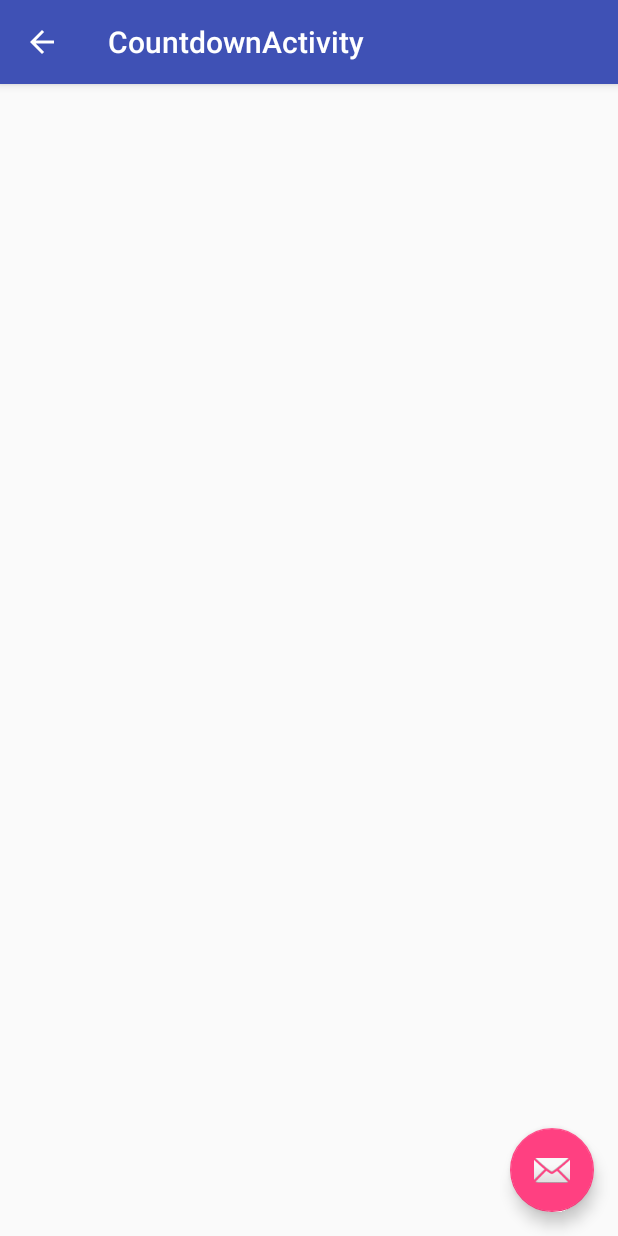
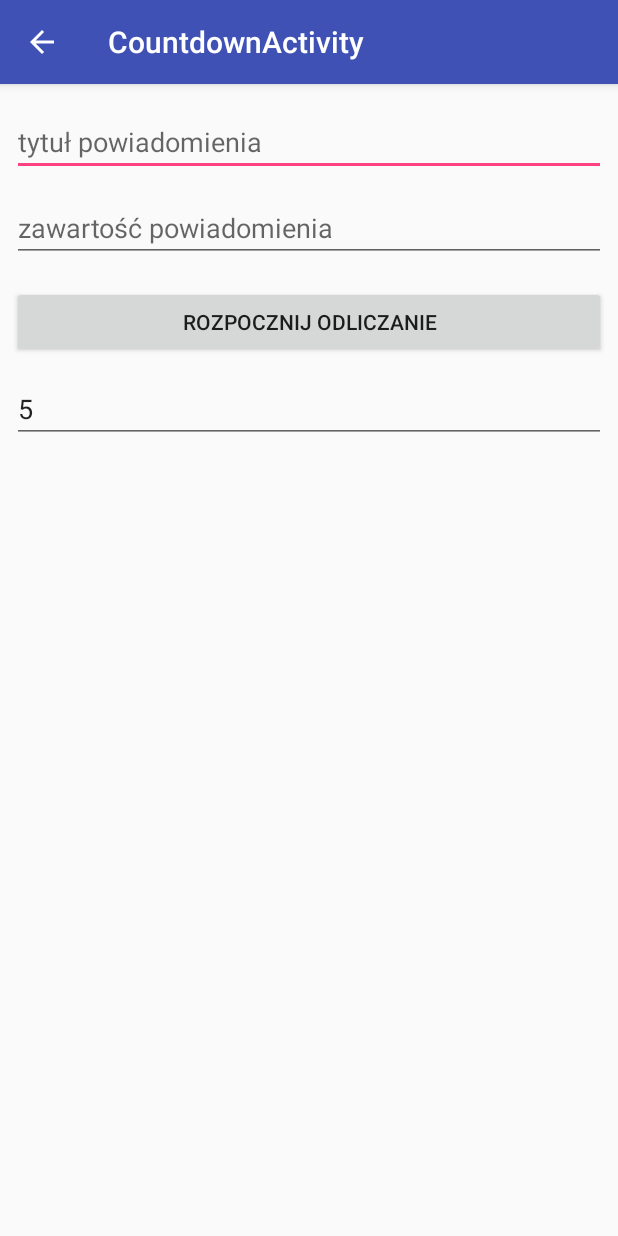
Before and after one commit to KSwie/AndroidStudioApp, an Android app: the CountdownActivity screen opened directly, with no data from a screen before it, on a phone screen of 412 x 824 dp. Run offline under Robolectric (Android 15) with nearby library versions, the phone set to English and light mode, and no system bars.

Commit message:
up 22.03

```diff
--- a/app/src/main/java/com/example/kamil/aplikacja/TestActivity.java
+++ b/app/src/main/java/com/example/kamil/aplikacja/TestActivity.java
@@ -30,6 +30,12 @@ public class TestActivity extends AppCompatActivity {
 
     public void listaNotatek(View view) {
         Intent intent = new Intent(TestActivity.this,NotatkiActivity.class);
+
+        startActivity(intent);
+    }
+
+    public void countdownClick(View view) {
+        Intent intent =  new Intent(TestActivity.this,CountdownActivity.class);
         startActivity(intent);
     }
 }
--- a/app/src/main/res/layout/activity_countdown.xml
+++ b/app/src/main/res/layout/activity_countdown.xml
@@ -22,12 +22,5 @@
 
     <include layout="@layout/content_countdown" />
 
-    <android.support.design.widget.FloatingActionButton
-        android:id="@+id/fab"
-        android:layout_width="wrap_content"
-        android:layout_height="wrap_content"
-        android:layout_gravity="bottom|end"
-        android:layout_margin="@dimen/fab_margin"
-        app:srcCompat="@android:drawable/ic_dialog_email" />
 
 </android.support.design.widget.CoordinatorLayout>
--- a/app/src/main/res/layout/content_countdown.xml
+++ b/app/src/main/res/layout/content_countdown.xml
@@ -2,10 +2,68 @@
 <android.support.constraint.ConstraintLayout xmlns:android="http://schemas.android.com/apk/res/android"
     xmlns:app="http://schemas.android.com/apk/res-auto"
     xmlns:tools="http://schemas.android.com/tools"
+    android:id="@+id/relativeLayout"
     android:layout_width="match_parent"
     android:layout_height="match_parent"
     app:layout_behavior="@string/appbar_scrolling_view_behavior"
     tools:context="com.example.kamil.aplikacja.CountdownActivity"
+    tools:layout_editor_absoluteY="81dp"
     tools:showIn="@layout/activity_countdown">
 
+    <EditText
+        android:id="@+id/notifyTitle"
+        android:layout_width="0dp"
+        android:layout_height="wrap_content"
+        android:layout_marginEnd="8dp"
+        android:layout_marginStart="8dp"
+        android:layout_marginTop="16dp"
+        android:ems="10"
+        android:hint="@string/notifyHint"
+        android:inputType="textPersonName"
+        app:layout_constraintEnd_toEndOf="parent"
+        app:layout_constraintStart_toStartOf="parent"
+        app:layout_constraintTop_toTopOf="parent" />
+
+    <EditText
+        android:id="@+id/notifyBody"
+        android:layout_width="0dp"
+        android:layout_height="wrap_content"
+        android:layout_marginEnd="8dp"
+        android:layout_marginStart="8dp"
+        android:layout_marginTop="12dp"
+        android:ems="10"
+        android:inputType="textPersonName"
+        android:hint="@string/notifyBdy"
+        app:layout_constraintEnd_toEndOf="parent"
+        app:layout_constraintStart_toStartOf="parent"
+        app:layout_constraintTop_toBottomOf="@+id/notifyTitle" />
+
+    <Button
+        android:id="@+id/startBtn"
+        android:layout_width="0dp"
+        android:layout_height="wrap_content"
+        android:layout_marginEnd="8dp"
+        android:layout_marginStart="8dp"
+        android:layout_marginTop="16dp"
+        android:onClick="startCountDownClick"
+        android:text="@string/startCountdown"
+        app:layout_constraintEnd_toEndOf="parent"
+        app:layout_constraintStart_toStartOf="parent"
+        app:layout_constraintTop_toBottomOf="@+id/notifyBody" />
+
+    <EditText
+        android:id="@+id/notifyValue"
+        android:layout_width="0dp"
+        android:layout_height="wrap_content"
+        android:layout_marginEnd="8dp"
+        android:layout_marginStart="8dp"
+        android:layout_marginTop="11dp"
+        android:ems="10"
+        android:hint="@string/countdownValue"
+        android:inputType="number"
+        android:text="5"
+        app:layout_constraintEnd_toEndOf="parent"
+        app:layout_constraintStart_toStartOf="parent"
+        app:layout_constraintTop_toBottomOf="@+id/startBtn" />
+
 </android.support.constraint.ConstraintLayout>
--- a/app/src/main/res/values/strings.xml
+++ b/app/src/main/res/values/strings.xml
@@ -13,4 +13,11 @@
     <string name="appwidget_text">EXAMPLE</string>
     <string name="add_widget">Add widget</string>
     <string name="title_activity_countdown">CountdownActivity</string>
+    <string name="countdown">Odliczanie</string>
+    <string name="startCountdown">Rozpocznij odliczanie</string>
+    <string name="notifyHint">tytuł powiadomienia</string>
+    <string name="notifyBdy">zawartość powiadomienia</string>
+    <string name="countdownValue">czas w sekundach</string>
+    <string name="name">channel</string>
+    <string name="channel_description">channelDescription</string>
 </resources>
```
Also changed, not shown: app/build.gradle (+5 -4 lines), app/src/main/java/com/example/kamil/aplikacja/CountdownActivity.java (+61 -7 lines), app/src/main/res/layout/content_test.xml (+10 -0 lines).
